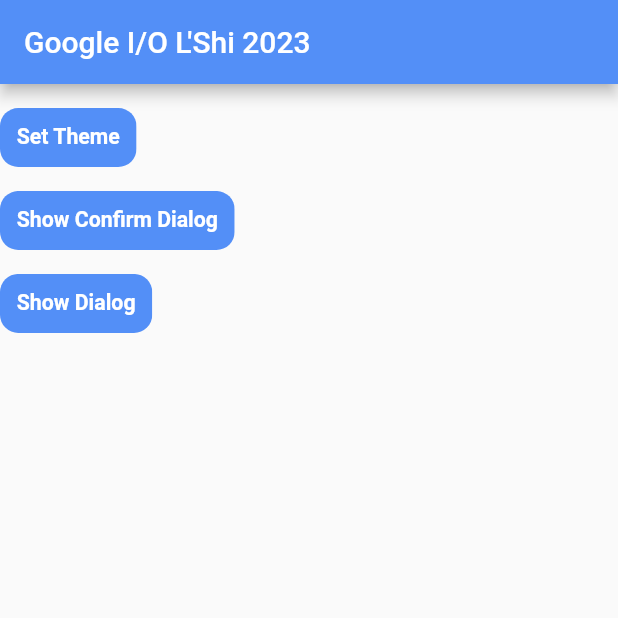
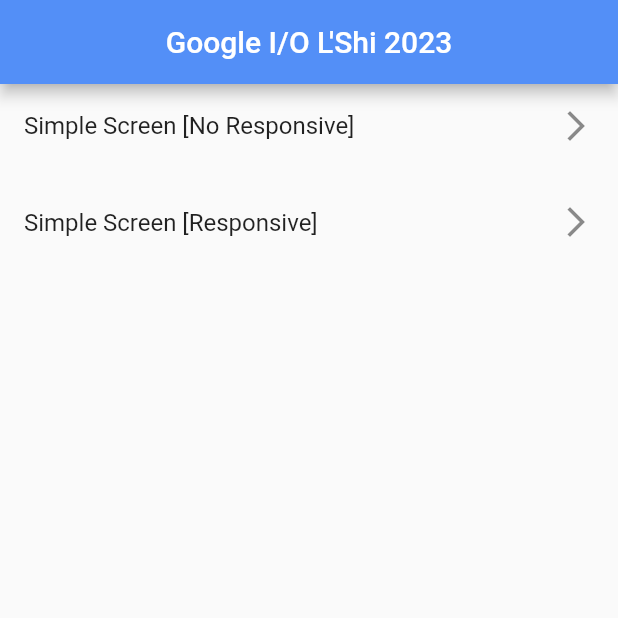
Before and after one commit to lyabs243/google-io-extended-2023-technique-adaptation, a Flutter app: the screen it shows after launch, on a phone screen of 412 x 824 dp, the top half of it. Run offline on Flutter 3.47's test engine with Material 2 defaults, Android fonts, the phone set to English and light mode, and no system bars; our stand-ins replace flutter_bloc, flutter_screenutil, lottie, shared_preferences; missing offline and left inert: test; generated files the repository leaves out were written again.

Commit message:
Initialize home page

```diff
--- a/lib/presentation/languages/l10n/intl_en.arb
+++ b/lib/presentation/languages/l10n/intl_en.arb
@@ -16,5 +16,8 @@
   "no": "No",
   "yes": "Yes",
   "noResultFound": "No result found!",
-  "empty":"Empty"
+  "empty":"Empty",
+  "simpleScreen": "Simple Screen",
+  "responsive": "Responsive",
+  "noResponsive": "No Responsive"
 }
--- a/lib/presentation/screens/home/home.dart
+++ b/lib/presentation/screens/home/home.dart
@@ -1,5 +1,3 @@
-import 'package:flutter_bloc/flutter_bloc.dart';
-import 'package:lyabs_dev/logic/cubits/app_cubit.dart';
 import '../../../utils/my_material.dart';
 
 
@@ -17,33 +15,27 @@ class HomePageState extends State<HomePage> {
   Widget build(BuildContext context) {
     return PageContainer(
       child: Scaffold(
-        appBar: AppBar(title: Text(AppLocalizations.of(context)!.appTitle)),
-        body: Column(
-          crossAxisAlignment: CrossAxisAlignment.start,
+        appBar: AppBar(title: Text(AppLocalizations.of(context)!.appTitle), centerTitle: true,),
+        body: ListView(
           children: [
-            const SizedBox(height: 16),
-            AppButton(
-              text: 'Set Theme',
-              onPressed: () {
-                context.read<SettingsCubit>().toggleDarkMode();
+            ListTile(
+              title: Text(
+                '${AppLocalizations.of(context)!.simpleScreen} [${AppLocalizations.of(context)!.noResponsive}]'
+              ),
+              trailing: const Icon(Icons.arrow_forward_ios),
+              onTap: () {
+              }
+            ),
+            SizedBox(height: 0.01.sh,),
+            ListTile(
+              title: Text(
+                '${AppLocalizations.of(context)!.simpleScreen} [${AppLocalizations.of(context)!.responsive}]'
+              ),
+              trailing: const Icon(Icons.arrow_forward_ios),
+              onTap: () {
+
               },
-              context: context,
             ),
-            const SizedBox(height: 16),
-            AppButton(
-                text: 'Show Confirm Dialog',
-                onPressed: () {
-                  AppDialog.showConfirmDialog(context, 'Do you like this app?')
-                      .then((value) => debugPrint('========> User\'s answer: $value'));
-                },
-                context: context),
-            const SizedBox(height: 16),
-            AppButton(
-                text: 'Show Dialog',
-                onPressed: () {
-                  context.read<AppCubit>().testShowDialog();
-                },
-                context: context),
           ],
         ),
       ),
```
